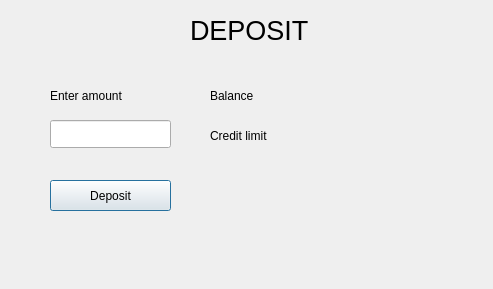
First picture: the form in bank-automat/gui/carddepositwindow.ui, repository 25kmo-project/group_11, before the edit.
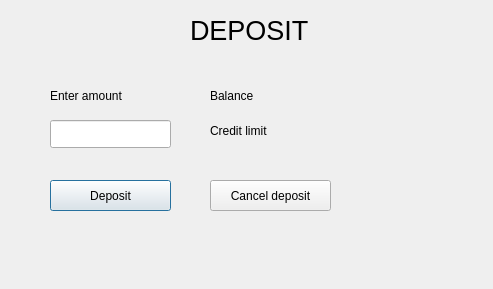
Second picture: the form after the edit.

Patch:
```diff
--- a/bank-automat/gui/carddepositwindow.ui
+++ b/bank-automat/gui/carddepositwindow.ui
@@ -55,7 +55,7 @@
      <x>310</x>
      <y>120</y>
      <width>131</width>
-     <height>31</height>
+     <height>21</height>
     </rect>
    </property>
    <property name="text">
@@ -68,7 +68,7 @@
      <x>210</x>
      <y>120</y>
      <width>91</width>
-     <height>31</height>
+     <height>21</height>
     </rect>
    </property>
    <property name="text">
@@ -132,6 +132,19 @@
     <string>Enter amount</string>
    </property>
   </widget>
+  <widget class="QPushButton" name="btnCancelDeposit">
+   <property name="geometry">
+    <rect>
+     <x>210</x>
+     <y>180</y>
+     <width>121</width>
+     <height>31</height>
+    </rect>
+   </property>
+   <property name="text">
+    <string>Cancel deposit</string>
+   </property>
+  </widget>
  </widget>
  <resources/>
  <connections/>
```
